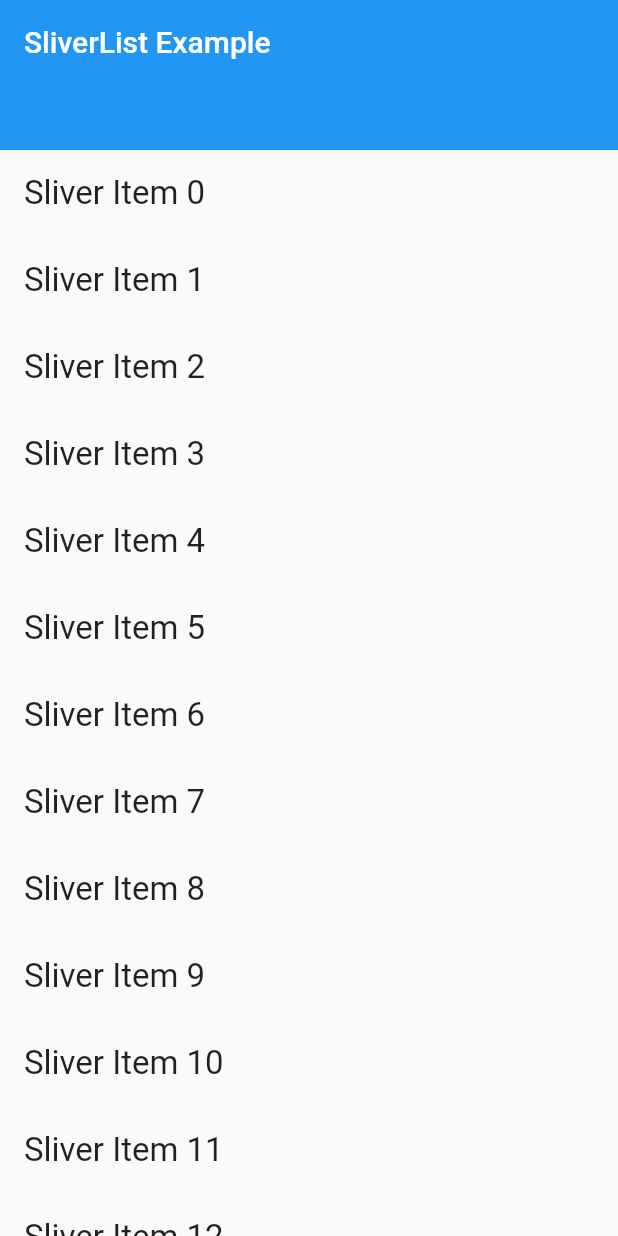
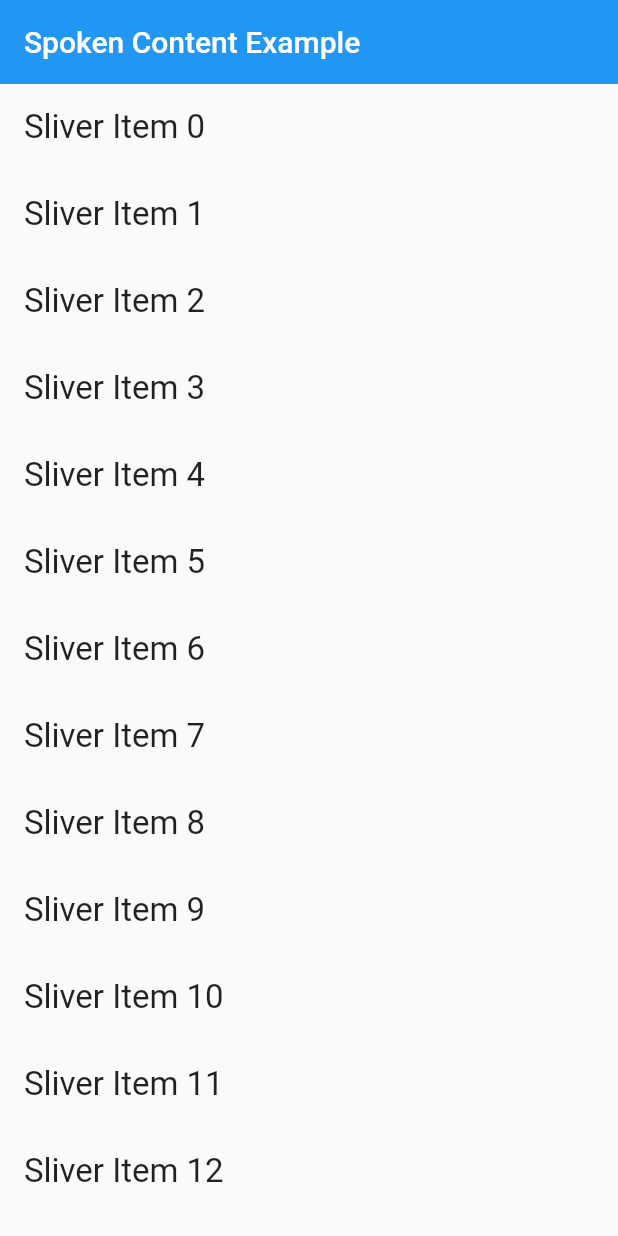
Before and after one commit to 838/fluttemo, a Flutter app: the screen it shows after launch, on a phone screen of 412 x 824 dp. Run offline on Flutter 3.47's test engine with Material 2 defaults, Android fonts, the phone set to English and light mode, and no system bars.

Commit message:
Speak Screen issue on ios 16.0

```diff
--- a/lib/main.dart
+++ b/lib/main.dart
@@ -14,15 +14,14 @@ class MyApp extends StatelessWidget {
         body: CustomScrollView(
           slivers: <Widget>[
             const SliverAppBar(
-              title: Text("SliverList Example"),
-              expandedHeight: 100.0,
+              title: Text("Spoken Content Example"),
               floating: true,
               pinned: true,
             ),
             SliverList(
               delegate: SliverChildListDelegate(
                 List.generate(
-                  100,
+                  15,
                   (index) => Padding(
                     padding: const EdgeInsets.all(16.0),
                     child: Text(
```
